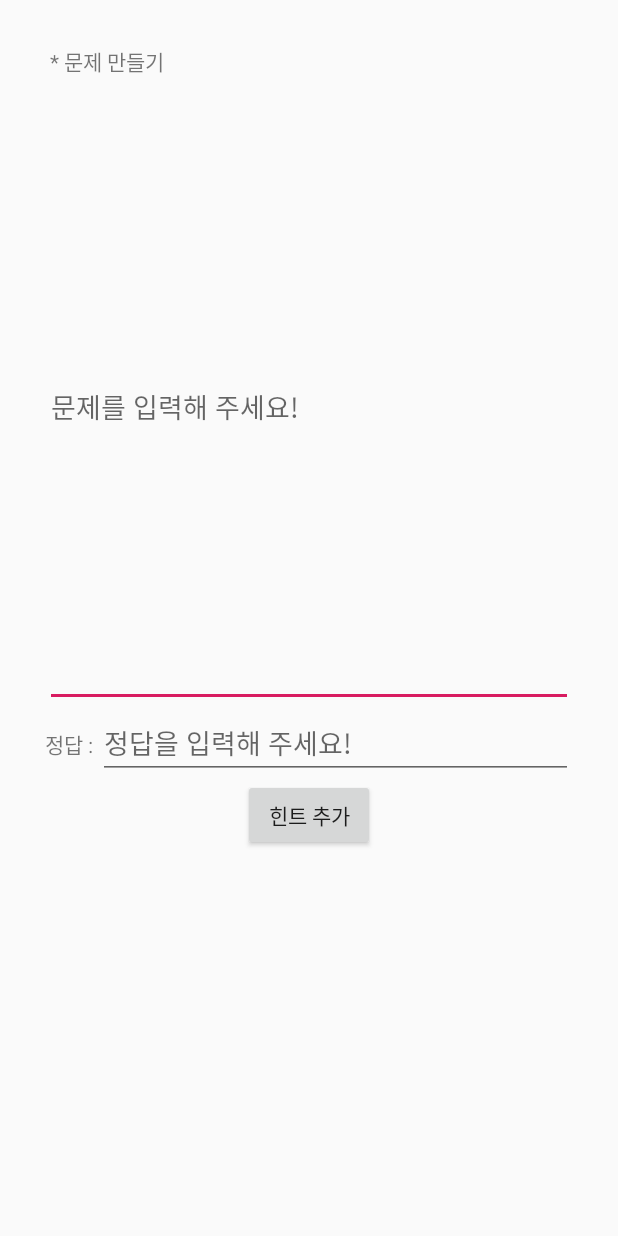
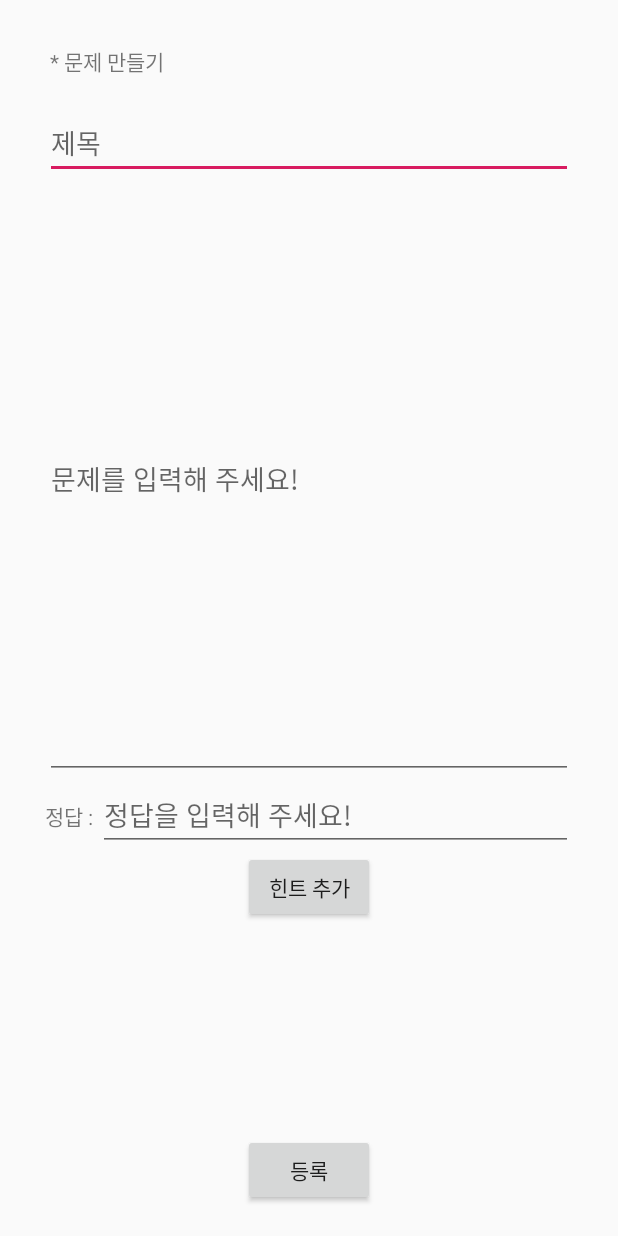
Before and after one commit to enan501/1tall, an Android app: the MakeQuestActivity screen opened directly, with no data from a screen before it, on a phone screen of 412 x 824 dp. Run offline under Robolectric (Android 15) with nearby library versions, the phone set to English and light mode, and no system bars.

Commit message:
[UPDATE] 문제 만들면 지도에 마커 추가(해주세요)

```diff
--- a/app/src/main/java/safari/com/iltall/Data/Adapter/QuestAdapter.kt
+++ b/app/src/main/java/safari/com/iltall/Data/Adapter/QuestAdapter.kt
@@ -5,7 +5,7 @@ import android.support.v4.app.FragmentManager
 import android.support.v4.app.FragmentPagerAdapter
 import safari.com.iltall.UI.Quest.QuestFragment
 
-class QuestAdapter(fm: FragmentManager, val num:Int): FragmentPagerAdapter(fm) {
+class QuestAdapter(fm: FragmentManager, val num:Int, val content:ArrayList<String>): FragmentPagerAdapter(fm) {
 //    override fun getItemPosition(p0: Any): Int {
 //        return PagerAdapter.POSITION_NONE
 //    }
--- a/app/src/main/java/safari/com/iltall/UI/Quest/MakeQuestActivity.kt
+++ b/app/src/main/java/safari/com/iltall/UI/Quest/MakeQuestActivity.kt
@@ -1,7 +1,9 @@
 package safari.com.iltall.UI.Quest
 
+import android.content.Intent
 import android.os.Bundle
 import android.support.v7.app.AppCompatActivity
+import kotlinx.android.synthetic.main.activity_make_quest.*
 import safari.com.iltall.R
 
 class MakeQuestActivity : AppCompatActivity() {
@@ -9,5 +11,29 @@ class MakeQuestActivity : AppCompatActivity() {
     override fun onCreate(savedInstanceState: Bundle?) {
         super.onCreate(savedInstanceState)
         setContentView(R.layout.activity_make_quest)
+        init()
+    }
+    fun init(){
+        initData()
+        initLayout()
+        initListener()
+    }
+
+
+    private fun initData() {
+    }
+    private fun initLayout() {
+
+    }
+    private fun initListener() {
+        mq_submit.setOnClickListener {
+            var intent = Intent()
+            intent.putExtra("title",mq_title.text)
+            intent.putExtra("text",mq_text.text)
+            intent.putExtra("hint",mq_hint.text)
+            intent.putExtra("answer",mq_answer.text)
+            setResult(RESULT_OK,intent)
+            finish()
+        }
     }
 }
--- a/app/src/main/res/layout/activity_make_quest.xml
+++ b/app/src/main/res/layout/activity_make_quest.xml
@@ -6,7 +6,8 @@
         android:layout_height="match_parent"
         android:orientation="vertical"
         tools:context=".UI.Quest.MakeQuestActivity"
-        android:padding="20dp">
+        android:padding="20dp"
+        android:gravity="center">
     <TextView
             android:layout_width="match_parent"
             android:layout_height="wrap_content"
@@ -21,6 +22,13 @@
             android:orientation="vertical"
             android:gravity="center_horizontal">
         <EditText
+                android:id="@+id/mq_title"
+                android:layout_width="match_parent"
+                android:layout_height="wrap_content"
+                android:hint="제목"
+                />
+        <EditText
+                android:id="@+id/mq_text"
                 android:layout_width="match_parent"
                 android:layout_height="400dp"
                 android:hint="문제를 입력해 주세요!"
@@ -33,6 +41,7 @@
                     android:layout_width="wrap_content"
                     android:layout_height="wrap_content"/>
             <EditText
+                    android:id="@+id/mq_answer"
                     android:layout_width="match_parent"
                     android:layout_height="wrap_content"
                     android:hint="정답을 입력해 주세요!"
@@ -53,10 +62,16 @@
                     android:layout_width="wrap_content"
                     android:layout_height="wrap_content"/>
     <EditText
+            android:id="@+id/mq_hint"
             android:layout_width="match_parent"
             android:layout_height="wrap_content"
             android:hint="힌트를 입력해 주세요!"
             />
         </LinearLayout>
     </LinearLayout>
+    <Button
+            android:text="등록"
+            android:id="@+id/mq_submit"
+            android:layout_width="wrap_content"
+            android:layout_height="wrap_content"/>
 </LinearLayout>
```
Also changed, not shown: app/src/main/java/safari/com/iltall/UI/Quest/QuestActivity.kt (+8 -4 lines), app/src/main/java/safari/com/iltall/UI/Radar/RadarActivity.kt (+16 -2 lines), app/src/main/res/layout/activity_quest.xml (+13 -2 lines).
